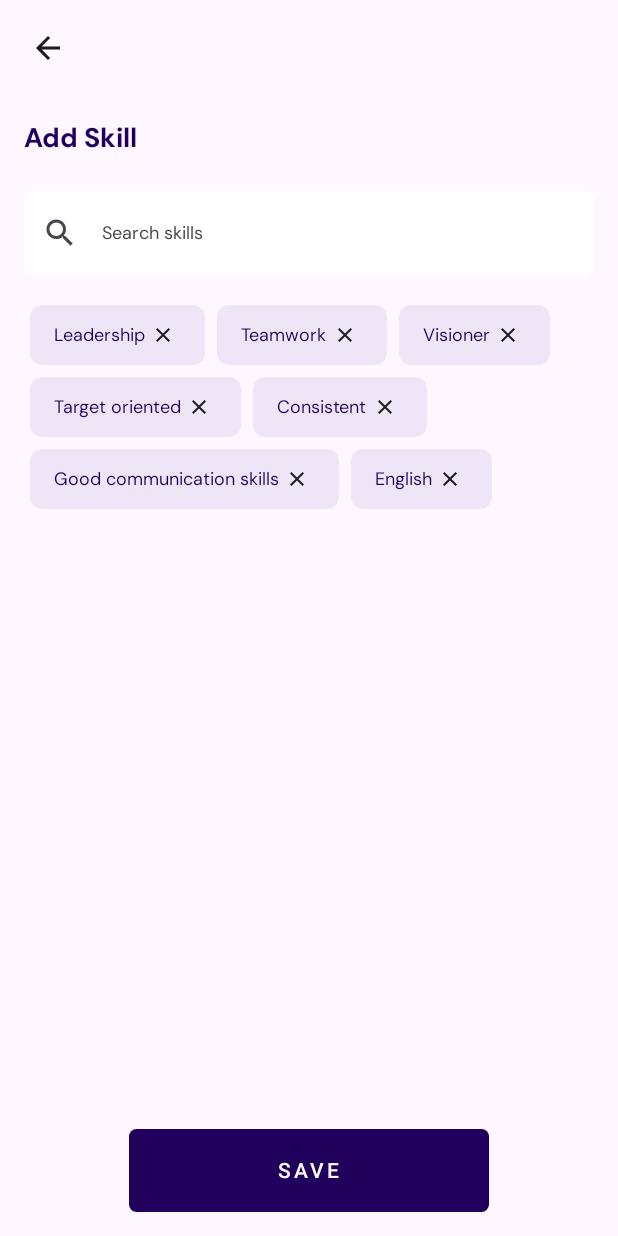
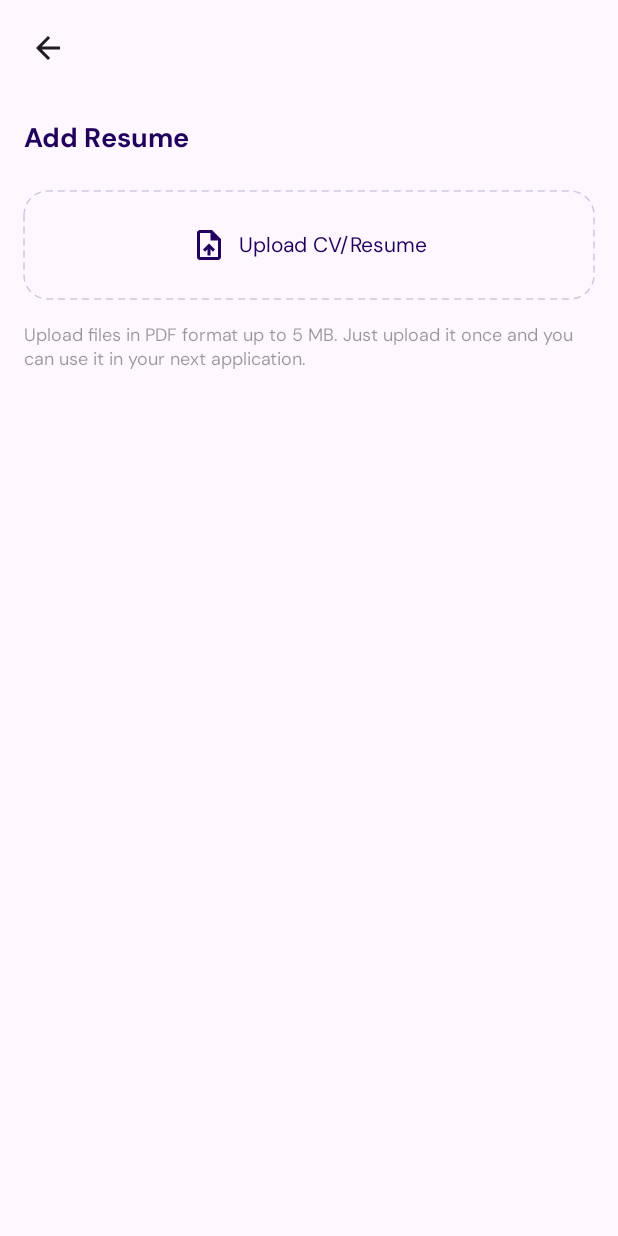
Before and after one commit to anhtp22it/job-finder-android, an Android app built with Jetpack Compose: the screen it shows after launch (MainActivity), on a phone screen of 412 x 824 dp. Run offline under Robolectric (Android 15) with nearby library versions, the light colour scheme and no system bars.

Commit message:
complete Add RÃesume Screen

```diff
--- a/app/src/main/java/com/tpanh/jobfinder/MainActivity.kt
+++ b/app/src/main/java/com/tpanh/jobfinder/MainActivity.kt
@@ -9,6 +9,7 @@ import androidx.compose.material3.Surface
 import androidx.compose.ui.Modifier
 import com.tpanh.jobfinder.navigation.JobFinderNavigation
 import com.tpanh.jobfinder.sreens.AddEducation
+import com.tpanh.jobfinder.sreens.AddResume
 import com.tpanh.jobfinder.sreens.AddSkill
 import com.tpanh.jobfinder.sreens.EditProfile
 import com.tpanh.jobfinder.ui.theme.JobFinderTheme
@@ -23,7 +24,7 @@ class MainActivity : ComponentActivity() {
                     modifier = Modifier.fillMaxSize(),
                     color = MaterialTheme.colorScheme.background
                 ) {
-                    AddSkill()
+                    AddResume()
 //                    JobFinderNavigation()
                 }
             }
--- /dev/null
+++ b/app/src/main/java/com/tpanh/jobfinder/extensions/Extension.kt
@@ -0,0 +1,44 @@
+package com.tpanh.jobfinder.extensions
+
+import androidx.compose.ui.Modifier
+import androidx.compose.ui.draw.drawWithContent
+import androidx.compose.ui.graphics.Color
+import androidx.compose.ui.graphics.Path
+import androidx.compose.ui.graphics.PathEffect
+import androidx.compose.ui.graphics.Shape
+import androidx.compose.ui.graphics.StrokeCap
+import androidx.compose.ui.graphics.addOutline
+import androidx.compose.ui.graphics.drawscope.Stroke
+import androidx.compose.ui.unit.Dp
+import androidx.compose.ui.unit.dp
+
+fun Modifier.dashedBorder(
+    color: Color,
+    shape: Shape,
+    strokeWidth: Dp = 1.dp,
+    dashWidth: Dp = 4.dp,
+    gapWidth: Dp = 4.dp,
+    cap: StrokeCap = StrokeCap.Round
+) = this.drawWithContent {
+    val outline = shape.createOutline(size, layoutDirection, this)
+
+    val path = Path()
+    path.addOutline(outline)
+
+    val stroke = Stroke(
+        cap = cap,
+        width = strokeWidth.toPx(),
+        pathEffect = PathEffect.dashPathEffect(
+            intervals = floatArrayOf(dashWidth.toPx(), gapWidth.toPx()),
+            phase = 0f
+        )
+    )
+
+    this.drawContent()
+
+    drawPath(
+        path = path,
+        style = stroke,
+        color = color
+    )
+}
--- /dev/null
+++ b/app/src/main/java/com/tpanh/jobfinder/sreens/AddResume.kt
@@ -0,0 +1,259 @@
+package com.tpanh.jobfinder.sreens
+
+import android.net.Uri
+import androidx.activity.compose.rememberLauncherForActivityResult
+import androidx.activity.result.contract.ActivityResultContracts
+import androidx.compose.foundation.BorderStroke
+import androidx.compose.foundation.Image
+import androidx.compose.foundation.background
+import androidx.compose.foundation.clickable
+import androidx.compose.foundation.layout.Arrangement
+import androidx.compose.foundation.layout.Box
+import androidx.compose.foundation.layout.Column
+import androidx.compose.foundation.layout.Row
+import androidx.compose.foundation.layout.Spacer
+import androidx.compose.foundation.layout.fillMaxSize
+import androidx.compose.foundation.layout.fillMaxWidth
+import androidx.compose.foundation.layout.height
+import androidx.compose.foundation.layout.padding
+import androidx.compose.foundation.layout.size
+import androidx.compose.foundation.layout.width
+import androidx.compose.foundation.rememberScrollState
+import androidx.compose.foundation.shape.RoundedCornerShape
+import androidx.compose.foundation.verticalScroll
+import androidx.compose.material.icons.Icons
+import androidx.compose.material.icons.filled.ArrowBack
+import androidx.compose.material.icons.outlined.Delete
+import androidx.compose.material3.ButtonDefaults
+import androidx.compose.material3.Icon
+import androidx.compose.material3.IconButton
+import androidx.compose.material3.MaterialTheme
+import androidx.compose.material3.OutlinedButton
+import androidx.compose.material3.Scaffold
+import androidx.compose.material3.Surface
+import androidx.compose.material3.Text
+import androidx.compose.runtime.Composable
+import androidx.compose.runtime.getValue
+import androidx.compose.runtime.mutableStateOf
+import androidx.compose.runtime.remember
+import androidx.compose.runtime.setValue
+import androidx.compose.ui.Alignment
+import androidx.compose.ui.Modifier
+import androidx.compose.ui.graphics.Color
+import androidx.compose.ui.platform.LocalContext
+import androidx.compose.ui.res.painterResource
+import androidx.compose.ui.text.font.FontWeight
+import androidx.compose.ui.tooling.preview.Preview
+import androidx.compose.ui.unit.dp
+import androidx.compose.ui.unit.sp
+import com.tpanh.jobfinder.R
+import com.tpanh.jobfinder.extensions.dashedBorder
+import com.tpanh.jobfinder.utils.formatBytes
+import com.tpanh.jobfinder.utils.getFileName
+import com.tpanh.jobfinder.utils.getFileSize
+import java.text.SimpleDateFormat
+import java.util.Locale
+
+@Composable
+fun AddResumeTopBar(
+    onBackClick: () -> Unit
+) {
+    Row(
+        modifier = Modifier
+            .fillMaxWidth()
+            .padding(8.dp),
+        verticalAlignment = Alignment.CenterVertically,
+        horizontalArrangement = Arrangement.SpaceBetween,
+    ) {
+        IconButton(onClick = { onBackClick() }) {
+            Icon(
+                imageVector = Icons.Filled.ArrowBack,
+                contentDescription = "Back"
+            )
+        }
+    }
+}
+
+@Composable
+fun AddResumeContent() {
+
+    val contentResolver = LocalContext.current.contentResolver
+
+    var pdfUri by remember { mutableStateOf<Uri?>(null) }
+    var pdfFileName by remember { mutableStateOf<String?>(null) }
+    var pdfFileSize by remember { mutableStateOf<Long?>(null) }
+    val getContent =
+        rememberLauncherForActivityResult(ActivityResultContracts.GetContent()) { uri ->
+            pdfUri = uri
+            pdfFileName = uri?.let { getFileName(it, contentResolver) }
+            pdfFileSize = getFileSize(uri, contentResolver)
+        }
+
+    Column(
+        modifier = Modifier
+            .fillMaxSize()
+            .padding(16.dp)
+            .verticalScroll(rememberScrollState()),
+        horizontalAlignment = Alignment.Start,
+    ) {
+        Text(
+            text = "Add Resume",
+            fontWeight = FontWeight.Bold,
+            color = MaterialTheme.colorScheme.onPrimaryContainer,
+            fontSize = 18.sp
+        )
+        Spacer(modifier = Modifier.height(24.dp))
+        if (pdfUri == null) {
+            Box(
+                modifier = Modifier
+                    .fillMaxSize()
+                    .background(
+                        color = Color.Transparent,
+                        shape = RoundedCornerShape(16.dp)
+                    )
+                    .dashedBorder(
+                        color = MaterialTheme.colorScheme.onPrimaryContainer.copy(0.2f),
+                        shape = RoundedCornerShape(16.dp)
+                    )
+                    .clickable { getContent.launch("application/pdf") }
+            ) {
+                Row(
+                    modifier = Modifier
+                        .fillMaxWidth()
+                        .padding(vertical = 24.dp),
+                    verticalAlignment = Alignment.CenterVertically,
+                    horizontalArrangement = Arrangement.Center,
+                ) {
+                    Icon(
+                        painter = painterResource(id = R.drawable.upload_file),
+                        contentDescription = "Upload CV/Resume",
+                        tint = MaterialTheme.colorScheme.onPrimaryContainer,
+                        modifier = Modifier.size(24.dp)
+                    )
+                    Spacer(modifier = Modifier.width(8.dp))
+                    Text(
+                        text = "Upload CV/Resume",
+                        color = MaterialTheme.colorScheme.onPrimaryContainer,
+                        fontSize = 14.sp
+                    )
+                }
+
+            }
+        } else {
+            Box(
+                modifier = Modifier
+                    .fillMaxSize()
+                    .background(
+                        color = MaterialTheme.colorScheme.primaryContainer,
+                        shape = RoundedCornerShape(16.dp)
+                    )
+                    .dashedBorder(
+                        color = MaterialTheme.colorScheme.onPrimaryContainer.copy(0.2f),
+                        shape = RoundedCornerShape(16.dp)
+                    )
+            ) {
+                Column(
+                    modifier = Modifier
+                        .fillMaxWidth()
+                        .padding(16.dp),
+                    verticalArrangement = Arrangement.Center,
+                    horizontalAlignment = Alignment.Start,
+                ) {
+
+                    Row(
+                        verticalAlignment = Alignment.CenterVertically,
+                        horizontalArrangement = Arrangement.Start,
+                        modifier = Modifier.fillMaxWidth()
+                    ) {
+                        Image(
+                            painter = painterResource(id = R.drawable.icon_pdf),
+                            contentDescription = "PDF Icon",
+                            modifier = Modifier.size(48.dp)
+                        )
+                        Spacer(modifier = Modifier.width(8.dp))
+                        Column {
+                            pdfFileName?.let { fileName ->
+                                Text(
+                                    text = "$fileName",
+                                    color = MaterialTheme.colorScheme.onPrimaryContainer,
+                                    fontSize = 14.sp,
+                                    fontWeight = FontWeight.Light
+                                )
+                            }
+
+                            pdfFileSize?.let { size ->
+                                val format =
+                                    SimpleDateFormat(
+                                        "dd MMM yyyy 'at' hh:mm aa",
+                                        Locale.getDefault()
+                                    )
+                                Text(
+                                    text = "${formatBytes(size)} • ${format.format(System.currentTimeMillis())}",
+                                    color = Color.Black.copy(0.4f),
+                                    fontSize = 12.sp
+                                )
+                            }
+                        }
+                    }
+                    Spacer(modifier = Modifier.height(12.dp))
+                    Row(
+                        verticalAlignment = Alignment.CenterVertically,
+                        horizontalArrangement = Arrangement.Start,
+                        modifier = Modifier
+                            .fillMaxWidth()
+                            .clickable { pdfUri = null }
+                    ) {
+                        Icon(
+                            Icons.Outlined.Delete,
+                            contentDescription = "Delete",
+                            tint = Color.Red,
+                            modifier = Modifier.size(32.dp)
+                        )
+                        Spacer(modifier = Modifier.width(6.dp))
+                        Text(
+                            text = "Remove file",
+                            color = Color.Red,
+                            fontSize = 13.sp,
+                            fontWeight = FontWeight.Light
+                        )
+                    }
+                }
+            }
+        }
+
+        Spacer(modifier = Modifier.height(16.dp))
+        Text(
+            text = "Upload files in PDF format up to 5 MB. Just upload it once and you can use it in your next application.",
+            color = Color.Black.copy(0.4f),
+            fontSize = 12.sp,
+        )
+    }
+}
+
+@Composable
+fun AddResume(
+    onBackClick: () -> Unit = {}
+) {
+    Scaffold(
+        topBar = {
+            AddResumeTopBar(
+                onBackClick = { onBackClick() }
+            )
+        }
+    ) { innerPadding ->
+        Column(modifier = Modifier.padding(innerPadding)) {
+            AddResumeContent()
+        }
+    }
+}
+
+@Preview
+@Composable
+fun PreviewAddResume() {
+    Surface(
+        modifier = Modifier.fillMaxSize(),
+        color = MaterialTheme.colorScheme.background
+    ) {
+        AddResume()
+    }
+}
--- a/app/src/main/java/com/tpanh/jobfinder/sreens/AddSkill.kt
+++ b/app/src/main/java/com/tpanh/jobfinder/sreens/AddSkill.kt
@@ -47,7 +47,9 @@ import androidx.compose.ui.unit.sp
 import com.tpanh.jobfinder.model.Skills
 
 @Composable
-fun AddSkillTopBar() {
+fun AddSkillTopBar(
+    onBackClick: () -> Unit
+) {
     Row(
         modifier = Modifier
             .fillMaxWidth()
@@ -55,7 +57,7 @@ fun AddSkillTopBar() {
         verticalAlignment = Alignment.CenterVertically,
         horizontalArrangement = Arrangement.SpaceBetween,
     ) {
-        IconButton(onClick = { /*TODO*/ }) {
+        IconButton(onClick = { onBackClick() }) {
             Icon(
                 imageVector = Icons.Filled.ArrowBack,
                 contentDescription = "Back"
@@ -211,10 +213,14 @@ fun SkillItem(
 }
 
 @Composable
-fun AddSkill() {
+fun AddSkill(
+    onBackClick: () -> Unit = { }
+) {
     Scaffold(
         topBar = {
-            AddSkillTopBar()
+            AddSkillTopBar(
+                onBackClick = { onBackClick() }
+            )
         }
     ) { innerPadding ->
         Column(modifier = Modifier.padding(innerPadding)) {
--- /dev/null
+++ b/app/src/main/res/drawable/upload_file.xml
@@ -0,0 +1,5 @@
+<vector android:height="24dp" android:tint="#FFFFFF"
+    android:viewportHeight="24" android:viewportWidth="24"
+    android:width="24dp" xmlns:android="http://schemas.android.com/apk/res/android">
+    <path android:fillColor="@android:color/white" android:pathData="M14,2L6,2c-1.1,0 -1.99,0.9 -1.99,2L4,20c0,1.1 0.89,2 1.99,2L18,22c1.1,0 2,-0.9 2,-2L20,8l-6,-6zM18,20L6,20L6,4h7v5h5v11zM8,15.01l1.41,1.41L11,14.84L11,19h2v-4.16l1.59,1.59L16,15.01 12.01,11z"/>
+</vector>
```
Also changed, not shown: app/src/main/java/com/tpanh/jobfinder/utils/FileUtils.kt (added, +68 -0 lines), app/src/main/res/drawable/icon_pdf.png (added).
